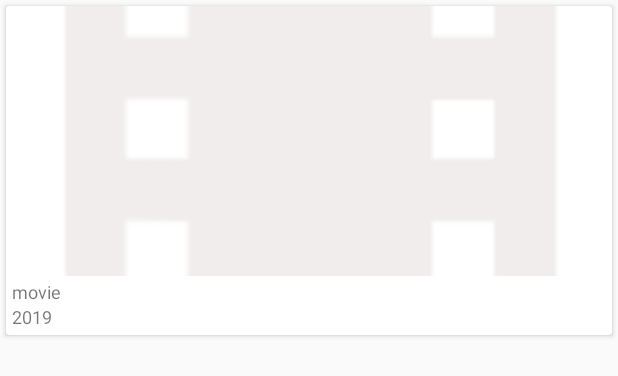
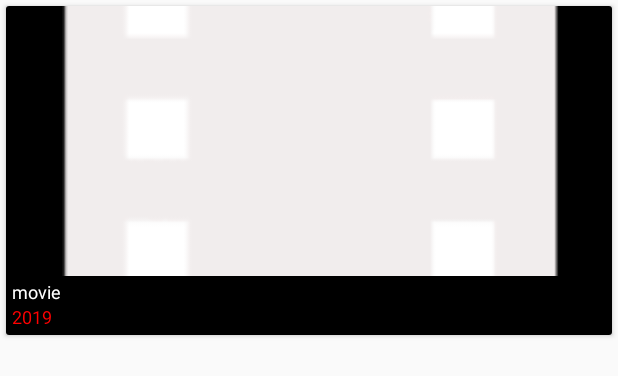
Before and after one commit to Ammar-32/Movies-Android-Application, an Android app: the layout movie_list_item.xml on its own in the app's theme, with its tools: preview values and no code run, on a phone screen of 412 x 824 dp. Shown: the top 376 px of the screen. Run offline under Robolectric (Android 15) with nearby library versions, the phone set to English and light mode, and no system bars.

Commit message:
changed the design

```diff
--- a/app/src/main/res/layout/activity_main.xml
+++ b/app/src/main/res/layout/activity_main.xml
@@ -5,7 +5,8 @@
     xmlns:app="http://schemas.android.com/apk/res-auto"
     android:layout_width="match_parent"
     android:layout_height="match_parent"
-    tools:context="com.ammar.teamandroidaholicsmovieapp.ui.popular_movie.MainActivity">
+    tools:context="com.ammar.teamandroidaholicsmovieapp.ui.popular_movie.MainActivity"
+    android:background="#000000">
 
     <LinearLayout
         android:layout_width="match_parent"
@@ -32,6 +33,7 @@
             android:layout_width="match_parent"
             android:layout_height="match_parent"
             android:scrollbars="vertical"
+            tools:listitem="@layout/movie_list_item"
         />
 
 
--- a/app/src/main/res/layout/movie_list_item.xml
+++ b/app/src/main/res/layout/movie_list_item.xml
@@ -10,12 +10,14 @@
     android:layout_marginTop="4dp"
     android:layout_marginBottom="8dp"
     android:focusable="true"
-    android:clickable="true">
+    android:clickable="true"
+    android:background="#000000">
 
     <LinearLayout
         android:layout_width="match_parent"
         android:layout_height="wrap_content"
-        android:orientation="vertical">
+        android:orientation="vertical"
+        android:background="#000000">
 
         <ImageView
             android:id="@+id/cv_iv_movie_poster"
@@ -36,6 +38,7 @@
             android:text="movie"
             android:textSize="12sp"
             android:maxLines="1"
+            android:textColor="#Ffffff"
             android:ellipsize="end"/>
 
         <TextView
@@ -45,6 +48,7 @@
             android:layout_marginStart="4dp"
             android:layout_marginBottom="4dp"
             android:text="2019"
+            android:textColor="#FF0000"
             android:maxLength="4"
             android:textSize="12sp"/>
 
```
